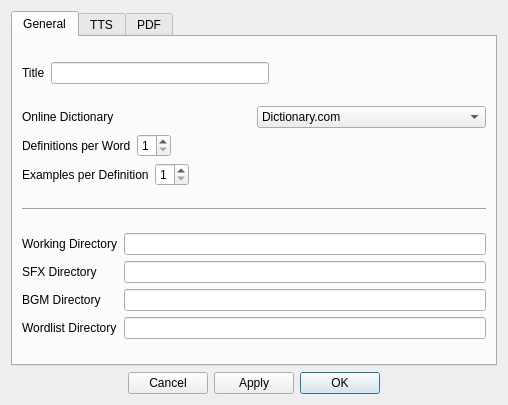
Old version of the form design/preferences.ui in the repository kokimame/joytan.
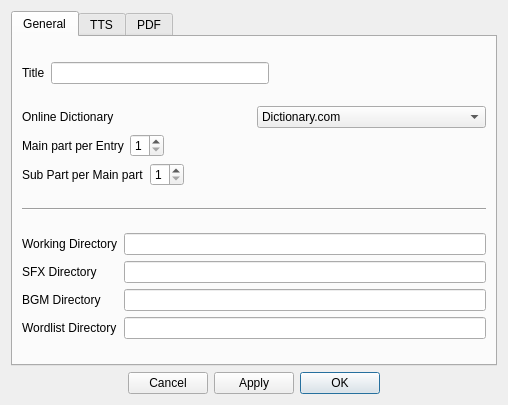
New version of the form. The open tabs and pages were chosen to show the change.

Diff of the .ui file:
```diff
--- a/design/preferences.ui
+++ b/design/preferences.ui
@@ -99,7 +99,7 @@
            <item>
             <widget class="QLabel" name="label">
              <property name="text">
-              <string>Definitions per Word</string>
+              <string>Main part per Entry</string>
              </property>
             </widget>
            </item>
@@ -136,7 +136,7 @@
            <item>
             <widget class="QLabel" name="label_2">
              <property name="text">
-              <string>Examples per Definition</string>
+              <string>Sub Part per Main part</string>
              </property>
             </widget>
            </item>
```
Left out of the diff: 2 changed lines with no effect on the pictures.
